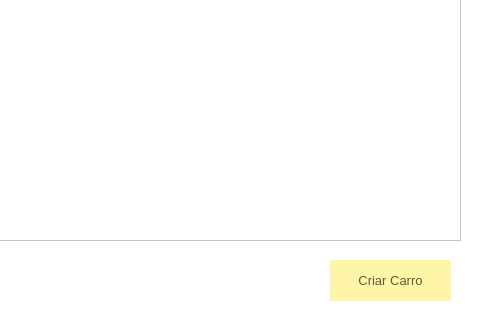
The window that FSIPLeiria/alterarcarro.ui (tatianascgil/Projeto_Informatico_Formula_Student_Barramento_CAN) describes before a commit, drawn with Qt 5; both pictures show x 320 to 800 and y 180 to 500 of the 800 by 500 pixel window.
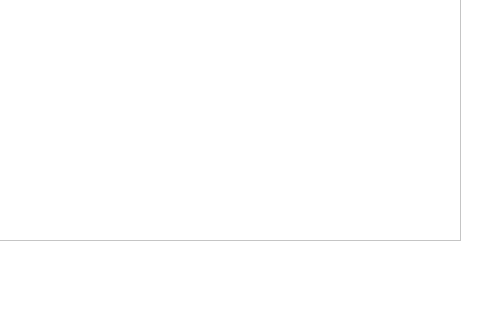
The same window after the commit. Icons and pictures are not drawn.

Diff of the .ui file:
```diff
--- a/FSIPLeiria/alterarcarro.ui
+++ b/FSIPLeiria/alterarcarro.ui
@@ -69,43 +69,6 @@
     <string>Selecionar Carro:</string>
    </property>
   </widget>
-  <widget class="QPushButton" name="btnCriarCarro">
-   <property name="geometry">
-    <rect>
-     <x>650</x>
-     <y>440</y>
-     <width>121</width>
-     <height>41</height>
-    </rect>
-   </property>
-   <property name="font">
-    <font>
-     <pointsize>10</pointsize>
-    </font>
-   </property>
-   <property name="cursor">
-    <cursorShape>PointingHandCursor</cursorShape>
-   </property>
-   <property name="styleSheet">
-    <string notr="true">QPushButton{
-	background-color:rgb(255, 245, 166);
-	border:none;
-	color:rgb(95, 91, 61);
-	border -bottom: 5px solid rgb(162, 155, 105)
-}
-QPushButton:hover{
-	background-color:rgb(229, 217, 150);
-	border-bottom: 5px solid rgb(162, 155, 105)
-}
-QPushButton:pressed {
-	background-color:rgb(255, 242, 165);
-	border-bottom: 5px solid rgb(162, 155, 105)
-}</string>
-   </property>
-   <property name="text">
-    <string>Criar Carro</string>
-   </property>
-  </widget>
  </widget>
  <resources/>
  <connections/>
```
